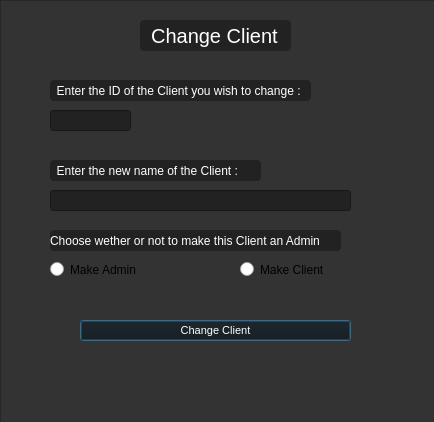
The window that YES-Car-Rentals/editclientwindow.ui (Sickojo/Yes-Car-Rentals) describes before a commit, drawn with Qt 5.
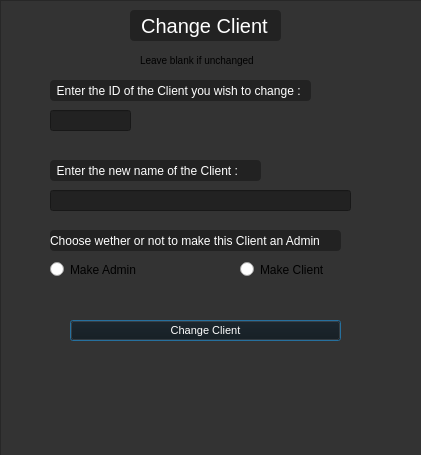
The same window after the commit. Icons and pictures are not drawn.

Diff of the .ui file:
```diff
--- a/YES-Car-Rentals/editclientwindow.ui
+++ b/YES-Car-Rentals/editclientwindow.ui
@@ -6,8 +6,8 @@
    <rect>
     <x>0</x>
     <y>0</y>
-    <width>434</width>
-    <height>422</height>
+    <width>421</width>
+    <height>455</height>
    </rect>
   </property>
   <property name="windowTitle">
@@ -133,8 +133,8 @@
    <widget class="QLabel" name="changeCarlbl">
     <property name="geometry">
      <rect>
-      <x>140</x>
-      <y>20</y>
+      <x>130</x>
+      <y>10</y>
       <width>151</width>
       <height>31</height>
      </rect>
@@ -159,7 +159,7 @@
    <widget class="QPushButton" name="changeCarButt">
     <property name="geometry">
      <rect>
-      <x>80</x>
+      <x>70</x>
       <y>320</y>
       <width>271</width>
       <height>21</height>
@@ -195,6 +195,43 @@
      <string>Make Client</string>
     </property>
    </widget>
+   <widget class="QLabel" name="label">
+    <property name="geometry">
+     <rect>
+      <x>270</x>
+      <y>160</y>
+      <width>91</width>
+      <height>21</height>
+     </rect>
+    </property>
+    <property name="styleSheet">
+     <string notr="true">font-size:11px;
+color :red;</string>
+    </property>
+    <property name="text">
+     <string/>
+    </property>
+   </widget>
+   <widget class="QLabel" name="label_2">
+    <property name="geometry">
+     <rect>
+      <x>140</x>
+      <y>40</y>
+      <width>121</width>
+      <height>41</height>
+     </rect>
+    </property>
+    <property name="styleSheet">
+     <string notr="true">	font-size:10px;
+</string>
+    </property>
+    <property name="text">
+     <string>Leave blank if unchanged</string>
+    </property>
+    <property name="scaledContents">
+     <bool>true</bool>
+    </property>
+   </widget>
   </widget>
   <zorder>frameEditCar</zorder>
   <zorder>enterIDlbl</zorder>
```
Left out of the diff: 10 changed lines with no effect on the pictures.
